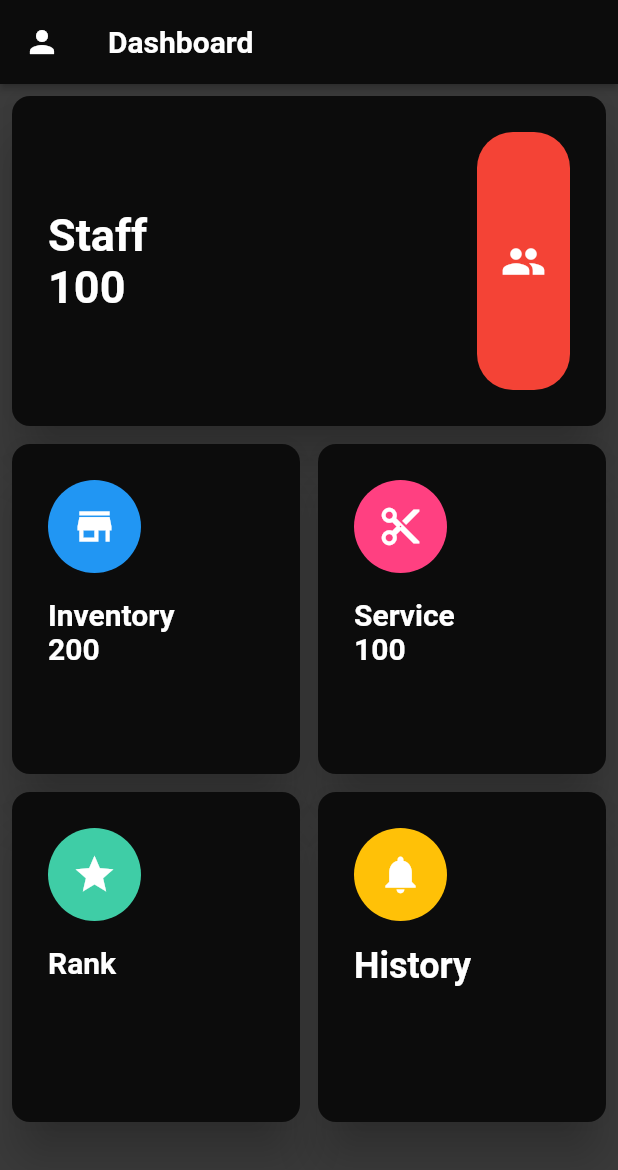
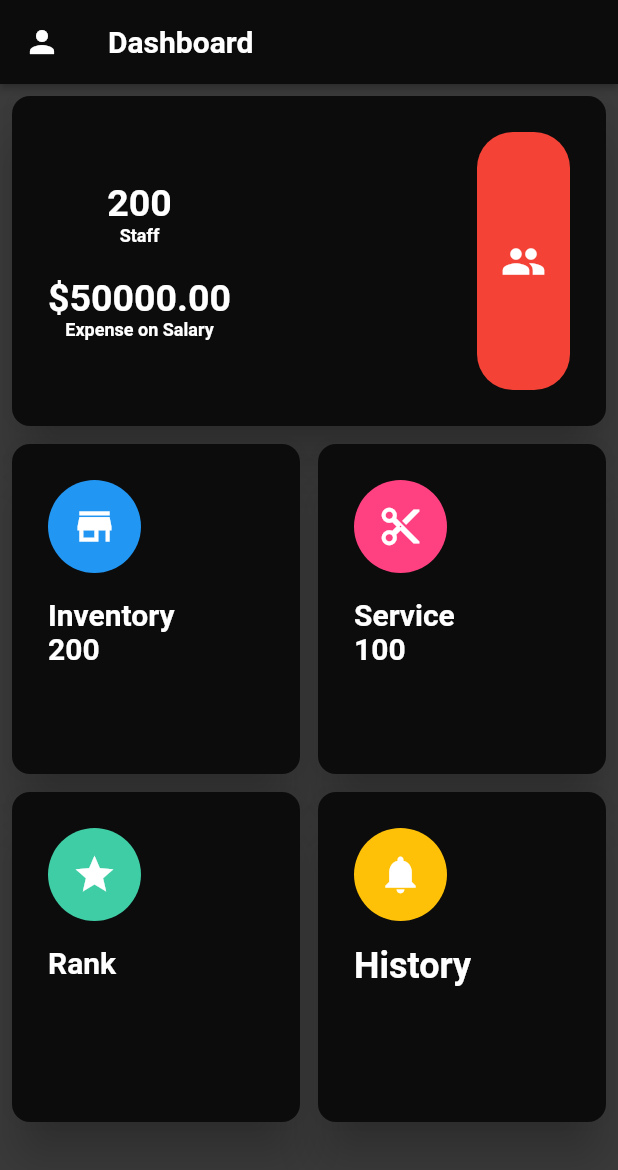
Before and after one commit to japangly/store_administration, a Flutter app: the screen it shows after launch, on a phone screen of 412 x 824 dp. Shown: the top 1170 px of the screen. Run offline on Flutter 3.47's test engine with Material 2 defaults, Android fonts, the phone set to English and light mode, and no system bars; our stand-ins replace auto_size_text, flutter_datetime_picker, flutter_icons, flutter_slidable, recase, sliding_up_panel; missing offline and left inert: flutter_device_type, flutter_fluid_slider.

Commit message:
salary on dashboard

```diff
--- a/lib/dashboard.dart
+++ b/lib/dashboard.dart
@@ -58,18 +58,31 @@ class _DashboardScreenState extends State<DashboardScreen> {
                     children: <Widget>[
                       Column(
                         mainAxisAlignment: MainAxisAlignment.center,
-                        crossAxisAlignment: CrossAxisAlignment.start,
+                        crossAxisAlignment: CrossAxisAlignment.center,
                         children: <Widget>[
+                          Text('200',
+                              style: TextStyle(
+                                  color: Colors.white,
+                                  fontWeight: FontWeight.w700,
+                                  fontSize: 25.0)),
                           Text('Staff',
                               style: TextStyle(
                                   color: Colors.white,
                                   fontWeight: FontWeight.w700,
-                                  fontSize: 30.0)),
-                          Text('100',
+                                  fontSize: 12.0)),
+                          SizedBox(
+                            height: 20.0,
+                          ),
+                          Text('\$50000.00',
                               style: TextStyle(
                                   color: Colors.white,
                                   fontWeight: FontWeight.w700,
-                                  fontSize: 30.0))
+                                  fontSize: 25.0)),
+                          Text('Expense on Salary',
+                              style: TextStyle(
+                                  color: Colors.white,
+                                  fontWeight: FontWeight.w700,
+                                  fontSize: 12.0)),
                         ],
                       ),
                       Material(
```
